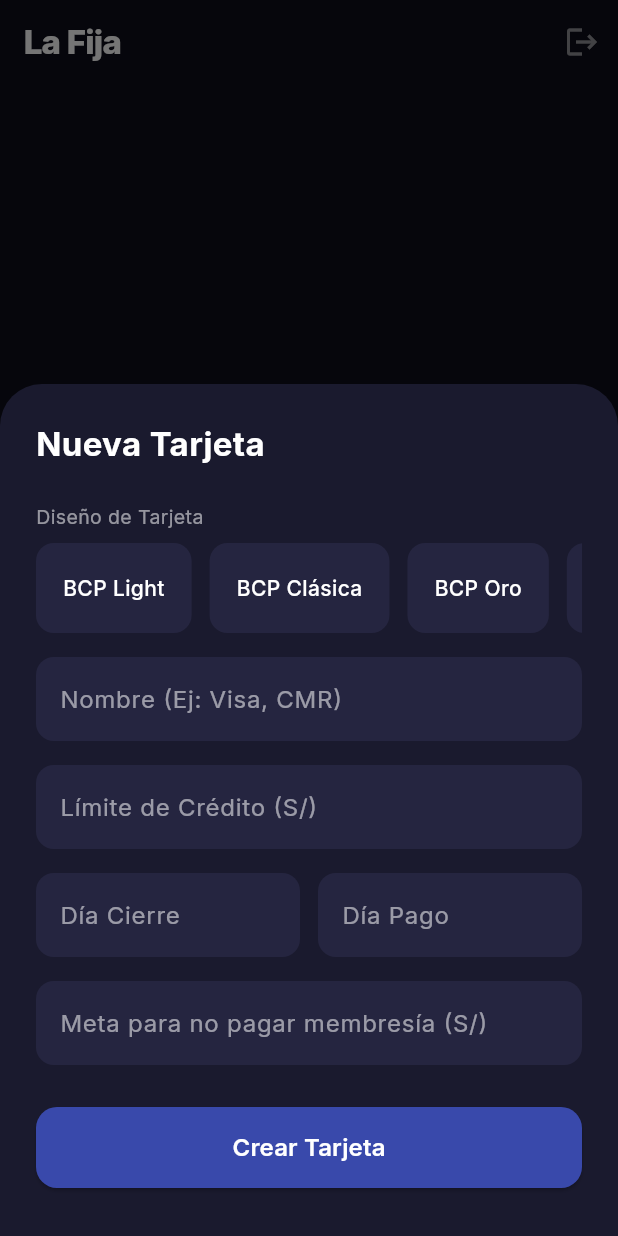
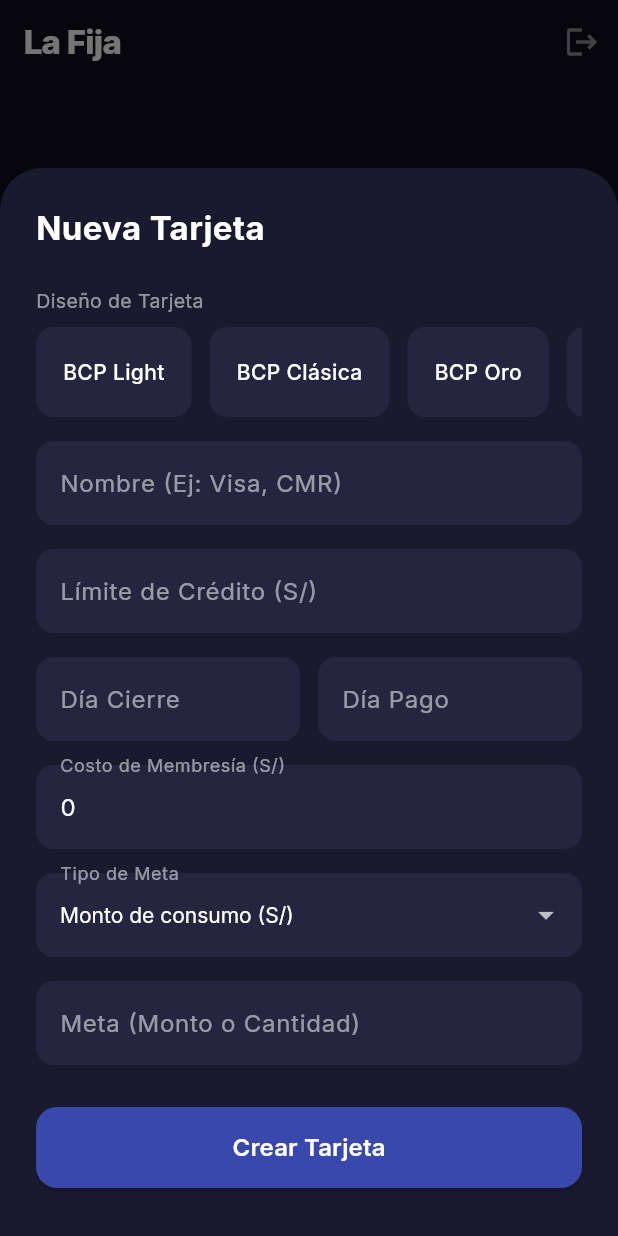
Before and after one commit to Tomas-coder-dev/la-fija, a Flutter app: the screen it shows once a user with an empty profile is signed in, after a tap on "Añadir Primera Tarjeta", on a phone screen of 412 x 824 dp. Run offline on Flutter 3.47's test engine with Material 3 defaults, Android fonts, the phone set to English and light mode, and no system bars; our stand-ins replace google_fonts, supabase_flutter; accounts and stored records are empty.

Commit message:
feat: db refactor para membresias dinámicas (consumo vs cantidad) y autocompletado UI

```diff
--- a/lib/models/bank_catalog.dart
+++ b/lib/models/bank_catalog.dart
@@ -8,6 +8,11 @@ class BankData {
   final Color accentColor;
   final String network;
 
+  // Metas de Membresía por defecto
+  final double defaultMembershipFee;
+  final String defaultExemptionType; // 'monthly_average' o 'monthly_purchase'
+  final double defaultExemptionTarget;
+
   const BankData({
     required this.name,
     required this.logoUrl,
@@ -15,6 +20,9 @@ class BankData {
     required this.secondaryColor,
     required this.accentColor,
     required this.network,
+    this.defaultMembershipFee = 0.0,
+    this.defaultExemptionType = 'monthly_average',
+    this.defaultExemptionTarget = 0.0,
   });
 }
 
@@ -30,42 +38,42 @@ class BankCatalog {
 
   static final List<BankData> banks = [
     // BCP
-    const BankData(name: 'BCP Light', logoUrl: _bcpLogo, primaryColor: Color(0xFFFF7A00), secondaryColor: Color(0xFFFFFFFF), accentColor: Color(0xFF0057A8), network: 'VISA'),
-    const BankData(name: 'BCP Clásica', logoUrl: _bcpLogo, primaryColor: Color(0xFF0057A8), secondaryColor: Color(0xFFFF6B00), accentColor: Color(0xFFFFFFFF), network: 'VISA'),
-    const BankData(name: 'BCP Oro', logoUrl: _bcpLogo, primaryColor: Color(0xFFC99700), secondaryColor: Color(0xFF003B70), accentColor: Color(0xFFFFFFFF), network: 'VISA'),
-    const BankData(name: 'BCP Platinum', logoUrl: _bcpLogo, primaryColor: Color(0xFF243447), secondaryColor: Color(0xFFFF7900), accentColor: Color(0xFFFFFFFF), network: 'VISA'),
-    const BankData(name: 'BCP Signature', logoUrl: _bcpLogo, primaryColor: Color(0xFF102A43), secondaryColor: Color(0xFFD9A441), accentColor: Color(0xFFFFFFFF), network: 'VISA'),
-    const BankData(name: 'BCP Infinite', logoUrl: _bcpLogo, primaryColor: Color(0xFF111111), secondaryColor: Color(0xFFD4AF37), accentColor: Color(0xFFFFFFFF), network: 'VISA'),
-    const BankData(name: 'BCP LATAM Pass', logoUrl: _bcpLogo, primaryColor: Color(0xFF0057A8), secondaryColor: Color(0xFFE31E24), accentColor: Color(0xFFFFFFFF), network: 'VISA'),
-    const BankData(name: 'BCP Amex', logoUrl: _bcpLogo, primaryColor: Color(0xFF1C1C1C), secondaryColor: Color(0xFFD4AF37), accentColor: Color(0xFFFFFFFF), network: 'AMEX'),
+    const BankData(name: 'BCP Light', logoUrl: _bcpLogo, primaryColor: Color(0xFFFF7A00), secondaryColor: Color(0xFFFFFFFF), accentColor: Color(0xFF0057A8), network: 'VISA', defaultMembershipFee: 0, defaultExemptionTarget: 0, defaultExemptionType: 'monthly_average'),
+    const BankData(name: 'BCP Clásica', logoUrl: _bcpLogo, primaryColor: Color(0xFF0057A8), secondaryColor: Color(0xFFFF6B00), accentColor: Color(0xFFFFFFFF), network: 'VISA', defaultMembershipFee: 80, defaultExemptionTarget: 50, defaultExemptionType: 'monthly_average'),
+    const BankData(name: 'BCP Oro', logoUrl: _bcpLogo, primaryColor: Color(0xFFC99700), secondaryColor: Color(0xFF003B70), accentColor: Color(0xFFFFFFFF), network: 'VISA', defaultMembershipFee: 170, defaultExemptionTarget: 1, defaultExemptionType: 'monthly_average'),
+    const BankData(name: 'BCP Platinum', logoUrl: _bcpLogo, primaryColor: Color(0xFF243447), secondaryColor: Color(0xFFFF7900), accentColor: Color(0xFFFFFFFF), network: 'VISA', defaultMembershipFee: 350, defaultExemptionTarget: 1200, defaultExemptionType: 'monthly_average'),
+    const BankData(name: 'BCP Signature', logoUrl: _bcpLogo, primaryColor: Color(0xFF102A43), secondaryColor: Color(0xFFD9A441), accentColor: Color(0xFFFFFFFF), network: 'VISA', defaultMembershipFee: 400, defaultExemptionTarget: 3500, defaultExemptionType: 'monthly_average'),
+    const BankData(name: 'BCP Infinite', logoUrl: _bcpLogo, primaryColor: Color(0xFF111111), secondaryColor: Color(0xFFD4AF37), accentColor: Color(0xFFFFFFFF), network: 'VISA', defaultMembershipFee: 450, defaultExemptionTarget: 4500, defaultExemptionType: 'monthly_average'),
+    const BankData(name: 'BCP LATAM Pass', logoUrl: _bcpLogo, primaryColor: Color(0xFF0057A8), secondaryColor: Color(0xFFE31E24), accentColor: Color(0xFFFFFFFF), network: 'VISA', defaultMembershipFee: 80, defaultExemptionTarget: 1, defaultExemptionType: 'monthly_average'),
+    const BankData(name: 'BCP Amex', logoUrl: _bcpLogo, primaryColor: Color(0xFF1C1C1C), secondaryColor: Color(0xFFD4AF37), accentColor: Color(0xFFFFFFFF), network: 'AMEX', defaultMembershipFee: 80, defaultExemptionTarget: 1, defaultExemptionType: 'monthly_average'),
 
     // BBVA
-    const BankData(name: 'BBVA Cero', logoUrl: _bbvaLogo, primaryColor: Color(0xFF072146), secondaryColor: Color(0xFF49C5E8), accentColor: Color(0xFFFFFFFF), network: 'VISA'),
-    const BankData(name: 'BBVA Bfree', logoUrl: _bbvaLogo, primaryColor: Color(0xFF004481), secondaryColor: Color(0xFF2DCCCD), accentColor: Color(0xFFFFFFFF), network: 'VISA'),
-    const BankData(name: 'BBVA Clásica', logoUrl: _bbvaLogo, primaryColor: Color(0xFF072146), secondaryColor: Color(0xFF1464A5), accentColor: Color(0xFFFFFFFF), network: 'VISA'),
-    const BankData(name: 'BBVA Oro', logoUrl: _bbvaLogo, primaryColor: Color(0xFFC99700), secondaryColor: Color(0xFF003B70), accentColor: Color(0xFFFFFFFF), network: 'VISA'),
-    const BankData(name: 'BBVA Platinum', logoUrl: _bbvaLogo, primaryColor: Color(0xFF072146), secondaryColor: Color(0xFFB8C7D9), accentColor: Color(0xFF49C5E8), network: 'VISA'),
-    const BankData(name: 'BBVA Signature', logoUrl: _bbvaLogo, primaryColor: Color(0xFF061E3C), secondaryColor: Color(0xFF6EC6E8), accentColor: Color(0xFFFFFFFF), network: 'VISA'),
-    const BankData(name: 'BBVA Black', logoUrl: _bbvaLogo, primaryColor: Color(0xFF111827), secondaryColor: Color(0xFF4B5563), accentColor: Color(0xFFFFFFFF), network: 'MASTERCARD'),
-    const BankData(name: 'BBVA Infinite', logoUrl: _bbvaLogo, primaryColor: Color(0xFF071D2B), secondaryColor: Color(0xFFB9C7D0), accentColor: Color(0xFFFFFFFF), network: 'VISA'),
+    const BankData(name: 'BBVA Cero', logoUrl: _bbvaLogo, primaryColor: Color(0xFF072146), secondaryColor: Color(0xFF49C5E8), accentColor: Color(0xFFFFFFFF), network: 'VISA', defaultMembershipFee: 0, defaultExemptionTarget: 0, defaultExemptionType: 'monthly_average'),
+    const BankData(name: 'BBVA Bfree', logoUrl: _bbvaLogo, primaryColor: Color(0xFF004481), secondaryColor: Color(0xFF2DCCCD), accentColor: Color(0xFFFFFFFF), network: 'VISA', defaultMembershipFee: 100, defaultExemptionTarget: 200, defaultExemptionType: 'monthly_average'),
+    const BankData(name: 'BBVA Clásica', logoUrl: _bbvaLogo, primaryColor: Color(0xFF072146), secondaryColor: Color(0xFF1464A5), accentColor: Color(0xFFFFFFFF), network: 'VISA', defaultMembershipFee: 80, defaultExemptionTarget: 200, defaultExemptionType: 'monthly_average'),
+    const BankData(name: 'BBVA Oro', logoUrl: _bbvaLogo, primaryColor: Color(0xFFC99700), secondaryColor: Color(0xFF003B70), accentColor: Color(0xFFFFFFFF), network: 'VISA', defaultMembershipFee: 170, defaultExemptionTarget: 200, defaultExemptionType: 'monthly_average'),
+    const BankData(name: 'BBVA Platinum', logoUrl: _bbvaLogo, primaryColor: Color(0xFF072146), secondaryColor: Color(0xFFB8C7D9), accentColor: Color(0xFF49C5E8), network: 'VISA', defaultMembershipFee: 350, defaultExemptionTarget: 800, defaultExemptionType: 'monthly_average'),
+    const BankData(name: 'BBVA Signature', logoUrl: _bbvaLogo, primaryColor: Color(0xFF061E3C), secondaryColor: Color(0xFF6EC6E8), accentColor: Color(0xFFFFFFFF), network: 'VISA', defaultMembershipFee: 400, defaultExemptionTarget: 2000, defaultExemptionType: 'monthly_average'),
+    const BankData(name: 'BBVA Black', logoUrl: _bbvaLogo, primaryColor: Color(0xFF111827), secondaryColor: Color(0xFF4B5563), accentColor: Color(0xFFFFFFFF), network: 'MASTERCARD', defaultMembershipFee: 400, defaultExemptionTarget: 2000, defaultExemptionType: 'monthly_average'),
+    const BankData(name: 'BBVA Infinite', logoUrl: _bbvaLogo, primaryColor: Color(0xFF071D2B), secondaryColor: Color(0xFFB9C7D0), accentColor: Color(0xFFFFFFFF), network: 'VISA', defaultMembershipFee: 500, defaultExemptionTarget: 5000, defaultExemptionType: 'monthly_average'),
 
-    // Interbank
-    const BankData(name: 'Interbank Clásica', logoUrl: _interbankLogo, primaryColor: Color(0xFF00A859), secondaryColor: Color(0xFFFFFFFF), accentColor: Color(0xFF003876), network: 'VISA'),
-    const BankData(name: 'Interbank Oro', logoUrl: _interbankLogo, primaryColor: Color(0xFF00A859), secondaryColor: Color(0xFFD4AF37), accentColor: Color(0xFFFFFFFF), network: 'VISA'),
-    const BankData(name: 'Interbank Platinum', logoUrl: _interbankLogo, primaryColor: Color(0xFF063B35), secondaryColor: Color(0xFF00A859), accentColor: Color(0xFFFFFFFF), network: 'VISA'),
-    const BankData(name: 'Interbank Signature', logoUrl: _interbankLogo, primaryColor: Color(0xFF062E2A), secondaryColor: Color(0xFFA7D8D0), accentColor: Color(0xFFFFFFFF), network: 'VISA'),
-    const BankData(name: 'Interbank Infinite', logoUrl: _interbankLogo, primaryColor: Color(0xFF101C24), secondaryColor: Color(0xFF00A859), accentColor: Color(0xFFFFFFFF), network: 'VISA'),
-    const BankData(name: 'Interbank Mastercard', logoUrl: _interbankLogo, primaryColor: Color(0xFF151515), secondaryColor: Color(0xFFEB001B), accentColor: Color(0xFFFFFFFF), network: 'MASTERCARD'),
-    const BankData(name: 'Amex Green', logoUrl: _interbankLogo, primaryColor: Color(0xFF0B5D3B), secondaryColor: Color(0xFFC9D6D0), accentColor: Color(0xFFFFFFFF), network: 'AMEX'),
-    const BankData(name: 'Amex Gold', logoUrl: _interbankLogo, primaryColor: Color(0xFF191919), secondaryColor: Color(0xFFD4AF37), accentColor: Color(0xFFFFFFFF), network: 'AMEX'),
-    const BankData(name: 'Amex Platinum', logoUrl: _interbankLogo, primaryColor: Color(0xFFC9CED3), secondaryColor: Color(0xFF263238), accentColor: Color(0xFFFFFFFF), network: 'AMEX'),
-    const BankData(name: 'Amex Black', logoUrl: _interbankLogo, primaryColor: Color(0xFF080808), secondaryColor: Color(0xFFB8B8B8), accentColor: Color(0xFFFFFFFF), network: 'AMEX'),
+    // Interbank (1 consumo)
+    const BankData(name: 'Interbank Clásica', logoUrl: _interbankLogo, primaryColor: Color(0xFF00A859), secondaryColor: Color(0xFFFFFFFF), accentColor: Color(0xFF003876), network: 'VISA', defaultMembershipFee: 60, defaultExemptionTarget: 1, defaultExemptionType: 'monthly_purchase'),
+    const BankData(name: 'Interbank Oro', logoUrl: _interbankLogo, primaryColor: Color(0xFF00A859), secondaryColor: Color(0xFFD4AF37), accentColor: Color(0xFFFFFFFF), network: 'VISA', defaultMembershipFee: 170, defaultExemptionTarget: 1, defaultExemptionType: 'monthly_purchase'),
+    const BankData(name: 'Interbank Platinum', logoUrl: _interbankLogo, primaryColor: Color(0xFF063B35), secondaryColor: Color(0xFF00A859), accentColor: Color(0xFFFFFFFF), network: 'VISA', defaultMembershipFee: 300, defaultExemptionTarget: 1, defaultExemptionType: 'monthly_purchase'),
+    const BankData(name: 'Interbank Signature', logoUrl: _interbankLogo, primaryColor: Color(0xFF062E2A), secondaryColor: Color(0xFFA7D8D0), accentColor: Color(0xFFFFFFFF), network: 'VISA', defaultMembershipFee: 400, defaultExemptionTarget: 1, defaultExemptionType: 'monthly_purchase'),
+    const BankData(name: 'Interbank Infinite', logoUrl: _interbankLogo, primaryColor: Color(0xFF101C24), secondaryColor: Color(0xFF00A859), accentColor: Color(0xFFFFFFFF), network: 'VISA', defaultMembershipFee: 500, defaultExemptionTarget: 1, defaultExemptionType: 'monthly_purchase'),
+    const BankData(name: 'Interbank Mastercard', logoUrl: _interbankLogo, primaryColor: Color(0xFF151515), secondaryColor: Color(0xFFEB001B), accentColor: Color(0xFFFFFFFF), network: 'MASTERCARD', defaultMembershipFee: 60, defaultExemptionTarget: 1, defaultExemptionType: 'monthly_purchase'),
+    const BankData(name: 'Amex Green', logoUrl: _interbankLogo, primaryColor: Color(0xFF0B5D3B), secondaryColor: Color(0xFFC9D6D0), accentColor: Color(0xFFFFFFFF), network: 'AMEX', defaultMembershipFee: 106, defaultExemptionTarget: 1, defaultExemptionType: 'monthly_purchase'),
+    const BankData(name: 'Amex Gold', logoUrl: _interbankLogo, primaryColor: Color(0xFF191919), secondaryColor: Color(0xFFD4AF37), accentColor: Color(0xFFFFFFFF), network: 'AMEX', defaultMembershipFee: 199, defaultExemptionTarget: 1, defaultExemptionType: 'monthly_purchase'),
+    const BankData(name: 'Amex Platinum', logoUrl: _interbankLogo, primaryColor: Color(0xFFC9CED3), secondaryColor: Color(0xFF263238), accentColor: Color(0xFFFFFFFF), network: 'AMEX', defaultMembershipFee: 300, defaultExemptionTarget: 1, defaultExemptionType: 'monthly_purchase'),
+    const BankData(name: 'Amex Black', logoUrl: _interbankLogo, primaryColor: Color(0xFF080808), secondaryColor: Color(0xFFB8B8B8), accentColor: Color(0xFFFFFFFF), network: 'AMEX', defaultMembershipFee: 420, defaultExemptionTarget: 1, defaultExemptionType: 'monthly_purchase'),
 
     // CMR / Banco Falabella
-    const BankData(name: 'CMR Básica', logoUrl: _cmrLogo, primaryColor: Color(0xFF00A859), secondaryColor: Color(0xFFFFFFFF), accentColor: Color(0xFF333333), network: 'VISA'),
-    const BankData(name: 'CMR Clásica', logoUrl: _cmrLogo, primaryColor: Color(0xFF008C45), secondaryColor: Color(0xFFFFFFFF), accentColor: Color(0xFF333333), network: 'VISA'),
-    const BankData(name: 'CMR Platinum', logoUrl: _cmrLogo, primaryColor: Color(0xFF063B2A), secondaryColor: Color(0xFF00A859), accentColor: Color(0xFFFFFFFF), network: 'VISA'),
-    const BankData(name: 'CMR Signature', logoUrl: _cmrLogo, primaryColor: Color(0xFF111C18), secondaryColor: Color(0xFFA8D5C2), accentColor: Color(0xFFFFFFFF), network: 'VISA'),
+    const BankData(name: 'CMR Básica', logoUrl: _cmrLogo, primaryColor: Color(0xFF00A859), secondaryColor: Color(0xFFFFFFFF), accentColor: Color(0xFF333333), network: 'VISA', defaultMembershipFee: 0, defaultExemptionTarget: 0, defaultExemptionType: 'monthly_average'),
+    const BankData(name: 'CMR Clásica', logoUrl: _cmrLogo, primaryColor: Color(0xFF008C45), secondaryColor: Color(0xFFFFFFFF), accentColor: Color(0xFF333333), network: 'VISA', defaultMembershipFee: 69, defaultExemptionTarget: 100, defaultExemptionType: 'monthly_average'),
+    const BankData(name: 'CMR Platinum', logoUrl: _cmrLogo, primaryColor: Color(0xFF063B2A), secondaryColor: Color(0xFF00A859), accentColor: Color(0xFFFFFFFF), network: 'VISA', defaultMembershipFee: 190, defaultExemptionTarget: 250, defaultExemptionType: 'monthly_average'),
+    const BankData(name: 'CMR Signature', logoUrl: _cmrLogo, primaryColor: Color(0xFF111C18), secondaryColor: Color(0xFFA8D5C2), accentColor: Color(0xFFFFFFFF), network: 'VISA', defaultMembershipFee: 290, defaultExemptionTarget: 1000, defaultExemptionType: 'monthly_average'),
   ];
 
   /// Obtiene la información visual de un banco por su nombre.
--- a/lib/models/credit_card.dart
+++ b/lib/models/credit_card.dart
@@ -5,8 +5,11 @@ class CreditCard {
   final String nombreTarjeta;
   final int diaCierre;
   final int diaPago;
-  final double metaMensual;
+  final double metaMensual; // Legado
   final double limiteCredito;
+  final double membershipFee;
+  final String exemptionType;
+  final double exemptionTarget;
 
   const CreditCard({
     required this.id,
@@ -16,6 +19,9 @@ class CreditCard {
     required this.diaPago,
     required this.metaMensual,
     required this.limiteCredito,
+    this.membershipFee = 0.0,
+    this.exemptionType = 'monthly_average',
+    this.exemptionTarget = 0.0,
   });
 
   factory CreditCard.fromJson(Map<String, dynamic> json) {
@@ -27,6 +33,9 @@ class CreditCard {
       diaPago: json['dia_pago'] as int,
       metaMensual: (json['meta_mensual'] as num).toDouble(),
       limiteCredito: (json['limite_credito'] as num?)?.toDouble() ?? 0.0,
+      membershipFee: (json['membership_fee'] as num?)?.toDouble() ?? 0.0,
+      exemptionType: json['exemption_type'] as String? ?? 'monthly_average',
+      exemptionTarget: (json['exemption_target'] as num?)?.toDouble() ?? (json['meta_mensual'] as num).toDouble(),
     );
   }
 
--- a/lib/screens/dashboard_screen.dart
+++ b/lib/screens/dashboard_screen.dart
@@ -138,6 +138,8 @@ class _DashboardScreenState extends State<DashboardScreen> {
     final cierreController = TextEditingController();
     final pagoController = TextEditingController();
     final metaController = TextEditingController();
+    final membresiaController = TextEditingController(text: '0');
+    String exemptionType = 'monthly_average';
 
     await showModalBottomSheet(
       context: context,
@@ -172,7 +174,15 @@ class _DashboardScreenState extends State<DashboardScreen> {
                             final bank = BankCatalog.banks[index];
                             final isSelected = selectedBank == bank;
                             return GestureDetector(
-                              onTap: () => setModalState(() => selectedBank = bank),
+                              onTap: () {
+                                setModalState(() {
+                                  selectedBank = bank;
+                                  nombreController.text = bank.network;
+                                  metaController.text = bank.defaultExemptionTarget.toString();
+                                  membresiaController.text = bank.defaultMembershipFee.toString();
+                                  exemptionType = bank.defaultExemptionType;
+                                });
+                              },
                               child: Container(
                                 margin: const EdgeInsets.only(right: 12),
                                 padding: const EdgeInsets.symmetric(horizontal: 16),
@@ -200,7 +210,21 @@ class _DashboardScreenState extends State<DashboardScreen> {
                         ],
                       ),
                       const SizedBox(height: 16),
-                      TextFormField(controller: metaController, keyboardType: TextInputType.number, style: GoogleFonts.inter(color: Colors.white), decoration: _inputDecoration('Meta para no pagar membresía (S/)'), validator: (val) => double.tryParse(val!) == null ? 'Inválido' : null),
+                      TextFormField(controller: membresiaController, keyboardType: TextInputType.number, style: GoogleFonts.inter(color: Colors.white), decoration: _inputDecoration('Costo de Membresía (S/)'), validator: (val) => double.tryParse(val!) == null ? 'Inválido' : null),
+                      const SizedBox(height: 16),
+                      DropdownButtonFormField<String>(
+                        decoration: _inputDecoration('Tipo de Meta'),
+                        dropdownColor: const Color(0xFF252540),
+                        style: GoogleFonts.inter(color: Colors.white),
+                        value: exemptionType,
+                        items: const [
+                          DropdownMenuItem(value: 'monthly_average', child: Text('Monto de consumo (S/)')),
+                          DropdownMenuItem(value: 'monthly_purchase', child: Text('Cantidad de consumos')),
+                        ],
+                        onChanged: (val) => setModalState(() => exemptionType = val!),
+                      ),
+                      const SizedBox(height: 16),
+                      TextFormField(controller: metaController, keyboardType: TextInputType.number, style: GoogleFonts.inter(color: Colors.white), decoration: _inputDecoration('Meta (Monto o Cantidad)'), validator: (val) => double.tryParse(val!) == null ? 'Inválido' : null),
                       const SizedBox(height: 28),
                       SizedBox(
                         width: double.infinity, height: 54,
@@ -215,8 +239,11 @@ class _DashboardScreenState extends State<DashboardScreen> {
                                 nombreTarjeta: nombreController.text,
                                 diaCierre: int.parse(cierreController.text),
                                 diaPago: int.parse(pagoController.text),
-                                metaMensual: double.parse(metaController.text),
+                                metaMensual: double.parse(metaController.text), // Legacy
                                 limiteCredito: double.parse(limiteController.text),
+                                membershipFee: double.parse(membresiaController.text),
+                                exemptionType: exemptionType,
+                                exemptionTarget: double.parse(metaController.text),
                               );
                               if (ctx.mounted) Navigator.of(ctx).pop();
                               _refresh();
@@ -348,13 +375,26 @@ class _DashboardScreenState extends State<DashboardScreen> {
       itemCount: data.length,
       itemBuilder: (ctx, i) {
         final item = data[i];
-        final consumption = _service.getCurrentCycleConsumption(item.card, item.expenses);
-        final progress = (consumption / item.card.metaMensual).clamp(0.0, 1.0);
+        final isCountBased = item.card.exemptionType == 'monthly_purchase';
+
+        final double currentProgressValue;
+        final double targetValue = item.card.exemptionTarget;
+
+        if (isCountBased) {
+          currentProgressValue = _service.getCurrentCycleExpenseCount(item.card, item.expenses).toDouble();
+        } else {
+          currentProgressValue = _service.getCurrentCycleConsumption(item.card, item.expenses);
+        }
+
+        final progress = targetValue == 0 ? 1.0 : (currentProgressValue / targetValue).clamp(0.0, 1.0);
 
         Color progressColor = Colors.greenAccent;
         if (progress > 0.9) progressColor = Colors.blueAccent;
         else if (progress > 0.5) progressColor = Colors.orangeAccent;
         else progressColor = Colors.redAccent;
+
+        final targetDisplay = isCountBased ? '${targetValue.toInt()} consumo(s)' : currencyFormat.format(targetValue);
+        final currentDisplay = isCountBased ? '${currentProgressValue.toInt()} consumo(s)' : currencyFormat.format(currentProgressValue);
 
         return Container(
           margin: const EdgeInsets.only(bottom: 16),
@@ -363,13 +403,24 @@ class _DashboardScreenState extends State<DashboardScreen> {
           child: Column(
             crossAxisAlignment: CrossAxisAlignment.start,
             children: [
-              Text('${item.card.banco} ${item.card.nombreTarjeta}', style: GoogleFonts.inter(color: Colors.white, fontWeight: FontWeight.bold, fontSize: 16)),
+              Row(
+                mainAxisAlignment: MainAxisAlignment.spaceBetween,
+                children: [
+                  Text('${item.card.banco} ${item.card.nombreTarjeta}', style: GoogleFonts.inter(color: Colors.white, fontWeight: FontWeight.bold, fontSize: 16)),
+                  if (item.card.membershipFee > 0)
+                    Container(
+                      padding: const EdgeInsets.symmetric(horizontal: 8, vertical: 4),
+                      decoration: BoxDecoration(color: Colors.redAccent.withOpacity(0.2), borderRadius: BorderRadius.circular(8)),
+                      child: Text('Penalidad: ${currencyFormat.format(item.card.membershipFee)}', style: GoogleFonts.inter(color: Colors.redAccent, fontSize: 12, fontWeight: FontWeight.bold)),
+                    ),
+                ],
+              ),
               const SizedBox(height: 12),
               Row(
                 mainAxisAlignment: MainAxisAlignment.spaceBetween,
                 children: [
                   Text('Progreso Membresía', style: GoogleFonts.inter(color: Colors.white54, fontSize: 12)),
-                  Text('${currencyFormat.format(consumption)} / ${currencyFormat.format(item.card.metaMensual)}', style: GoogleFonts.inter(color: Colors.white, fontWeight: FontWeight.bold)),
+                  Text('$currentDisplay / $targetDisplay', style: GoogleFonts.inter(color: Colors.white, fontWeight: FontWeight.bold)),
                 ],
               ),
               const SizedBox(height: 8),
@@ -383,10 +434,17 @@ class _DashboardScreenState extends State<DashboardScreen> {
                 ),
               ),
               const SizedBox(height: 8),
-              if (progress >= 1.0)
+              if (targetValue == 0)
+                Text('Esta tarjeta no cobra membresía 🎉', style: GoogleFonts.inter(color: Colors.greenAccent, fontSize: 12, fontWeight: FontWeight.bold))
+              else if (progress >= 1.0)
                 Text('¡Meta cumplida este mes! 🎉', style: GoogleFonts.inter(color: Colors.greenAccent, fontSize: 12, fontWeight: FontWeight.bold))
               else
-                Text('Falta ${currencyFormat.format(item.card.metaMensual - consumption)} para llegar a la meta.', style: GoogleFonts.inter(color: Colors.orangeAccent, fontSize: 12)),
+                Text(
+                  isCountBased
+                      ? 'Faltan ${(targetValue - currentProgressValue).toInt()} consumo(s).'
+                      : 'Falta ${currencyFormat.format(targetValue - currentProgressValue)} para llegar a la meta.',
+                  style: GoogleFonts.inter(color: Colors.orangeAccent, fontSize: 12),
+                ),
             ],
           ),
         );
```
Also changed, not shown: lib/services/supabase_service.dart (+36 -1 lines).
